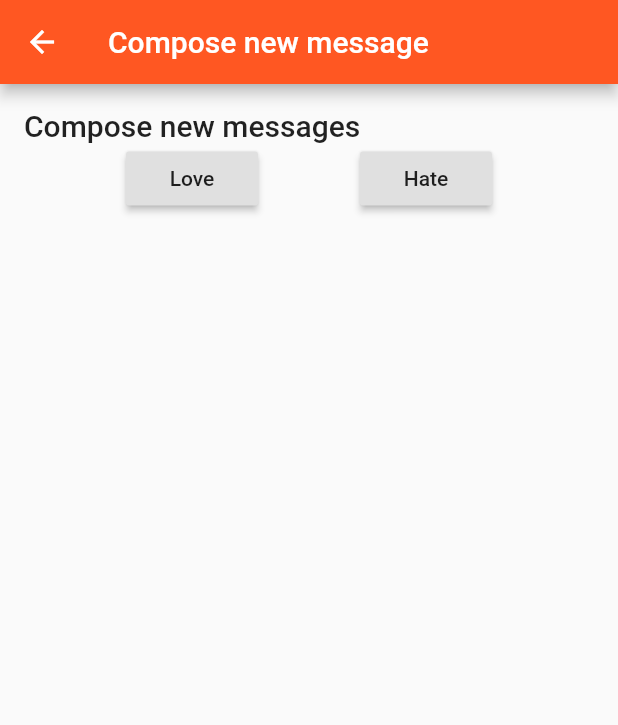
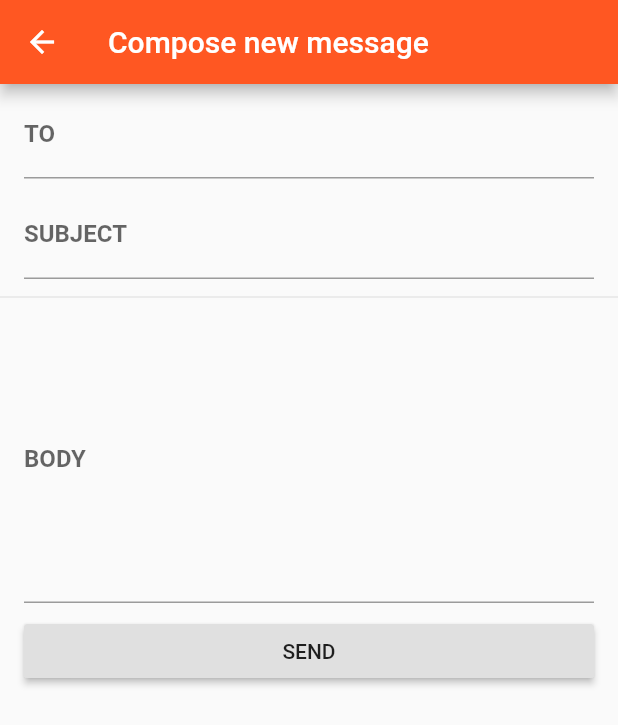
Before and after one commit to VijayGanganapalli/email_app, a Flutter app: the screen it shows after launch, after a tap on the "add" icon, on a phone screen of 412 x 824 dp. Shown: the top 725 px of the screen. Run offline on Flutter 3.47's test engine with Material 2 defaults, Android fonts, the phone set to English and light mode, and no system bars; generated files the repository leaves out were written again; network calls fail.

Commit message:
simple forms

```diff
--- a/lib/compose_button.dart
+++ b/lib/compose_button.dart
@@ -1,24 +1,33 @@
-import 'package:email_app/message_compost.dart';
+import 'package:email_app/message.dart';
+import 'package:email_app/message_compose.dart';
 import 'package:flutter/material.dart';
 
 class ComposeButton extends StatelessWidget {
+  final List<Message> messages;
+
+  ComposeButton(this.messages);
+
   @override
   Widget build(BuildContext context) {
     return FloatingActionButton(
       child: Icon(Icons.add),
       onPressed: () async {
-        String intention = await Navigator.push(
+        Message message = await Navigator.push(
           context,
           MaterialPageRoute(
-            builder: (BuildContext context) => MessageCompost(),
+            builder: (BuildContext context) => MessageCompose(),
           ),
         );
-        Scaffold.of(context).showSnackBar(
-          SnackBar(
-            content: Text("Your message has been sent with $intention"),
-            backgroundColor: Colors.green,
-          ),
-        );
+        if (message != null) {
+          messages.add(message);
+
+          Scaffold.of(context).showSnackBar(
+            SnackBar(
+              content: Text("Your message has been sent"),
+              backgroundColor: Colors.green,
+            ),
+          );
+        }
       },
     );
   }
--- /dev/null
+++ b/lib/message_compose.dart
@@ -0,0 +1,70 @@
+import 'package:email_app/message.dart';
+import 'package:flutter/material.dart';
+
+class MessageCompose extends StatefulWidget {
+  @override
+  _MessageComposeState createState() => _MessageComposeState();
+}
+
+class _MessageComposeState extends State<MessageCompose> {
+  String to = "";
+  String subject = "";
+  String body = "";
+
+  @override
+  Widget build(BuildContext context) {
+    return Scaffold(
+      appBar: AppBar(
+        title: Text('Compose new message'),
+      ),
+      body: SingleChildScrollView(
+        child: Column(
+          crossAxisAlignment: CrossAxisAlignment.end,
+          children: <Widget>[
+            ListTile(
+              title: TextField(
+                onChanged: (value) {
+                  to = value;
+                },
+                decoration: InputDecoration(
+                    labelText: 'TO',
+                    labelStyle: TextStyle(fontWeight: FontWeight.bold)),
+              ),
+            ),
+            ListTile(
+              title: TextField(
+                onChanged: (value) {
+                  subject = value;
+                },
+                decoration: InputDecoration(
+                    labelText: 'SUBJECT',
+                    labelStyle: TextStyle(fontWeight: FontWeight.bold)),
+              ),
+            ),
+            Divider(),
+            ListTile(
+              title: TextField(
+                onChanged: (value) {
+                  body = value;
+                },
+                decoration: InputDecoration(
+                    labelText: 'BODY',
+                    labelStyle: TextStyle(fontWeight: FontWeight.bold)),
+                maxLines: 8,
+              ),
+            ),
+            ListTile(
+              title: RaisedButton(
+                child: Text('SEND'),
+                onPressed: () {
+                  Message message = Message(subject, body);
+                  Navigator.pop(context, message);
+                },
+              ),
+            )
+          ],
+        ),
+      ),
+    );
+  }
+}
--- a/lib/message_compost.dart
+++ /dev/null
@@ -1,41 +0,0 @@
-import 'package:flutter/material.dart';
-
-class MessageCompost extends StatelessWidget {
-  @override
-  Widget build(BuildContext context) {
-    return Scaffold(
-      appBar: AppBar(
-        title: Text('Compose new message'),
-      ),
-      body: Container(
-        padding: EdgeInsets.all(16.0),
-        child: Column(
-          crossAxisAlignment: CrossAxisAlignment.start,
-          children: <Widget>[
-            Text(
-              'Compose new messages',
-              style: Theme.of(context).textTheme.title,
-            ),
-            Row(
-              mainAxisAlignment: MainAxisAlignment.spaceEvenly,
-              children: <Widget>[
-                RaisedButton(
-                  child: Text('Love'),
-                  onPressed: () {
-                    Navigator.pop(context, "Love");
-                  },
-                ),
-                RaisedButton(
-                  child: Text('Hate'),
-                  onPressed: () {
-                     Navigator.pop(context, "Hate");
-                  },
-                )
-              ],
-            )
-          ],
-        ),
-      ),
-    );
-  }
-}
--- a/lib/message_list.dart
+++ b/lib/message_list.dart
@@ -13,12 +13,18 @@ class MessageList extends StatefulWidget {
 }
 
 class _MessageListState extends State<MessageList> {
-  Future<List<Message>> messages;
+  Future<List<Message>> future;
+  List<Message> messages;
 
   @override
   void initState() {
     super.initState();
-    messages = Message.browse();
+    fetch();
+  }
+
+  void fetch() async {
+    future = Message.browse();
+    messages = await future;
   }
 
   @override
@@ -29,8 +35,8 @@ class _MessageListState extends State<MessageList> {
         actions: <Widget>[
           IconButton(
             icon: Icon(Icons.refresh),
-            onPressed: () {
-              var _messages = Message.browse();
+            onPressed: () async {
+              var _messages = await Message.browse();
               setState(() {
                 messages = _messages;
               });
@@ -39,7 +45,7 @@ class _MessageListState extends State<MessageList> {
         ],
       ),
       body: FutureBuilder(
-        future: messages,
+        future: future,
         builder: (BuildContext context, AsyncSnapshot snapshot) {
           switch (snapshot.connectionState) {
             case ConnectionState.none:
@@ -72,7 +78,8 @@ class _MessageListState extends State<MessageList> {
                       Navigator.push(
                         context,
                         MaterialPageRoute(
-                          builder: (BuildContext context) => MessageDetail(message.subject, message.body),
+                          builder: (BuildContext context) =>
+                              MessageDetail(message.subject, message.body),
                         ),
                       );
                     },
@@ -83,7 +90,7 @@ class _MessageListState extends State<MessageList> {
           }
         },
       ),
-      floatingActionButton: ComposeButton(),
+      floatingActionButton: ComposeButton(messages),
     );
   }
 }
```
